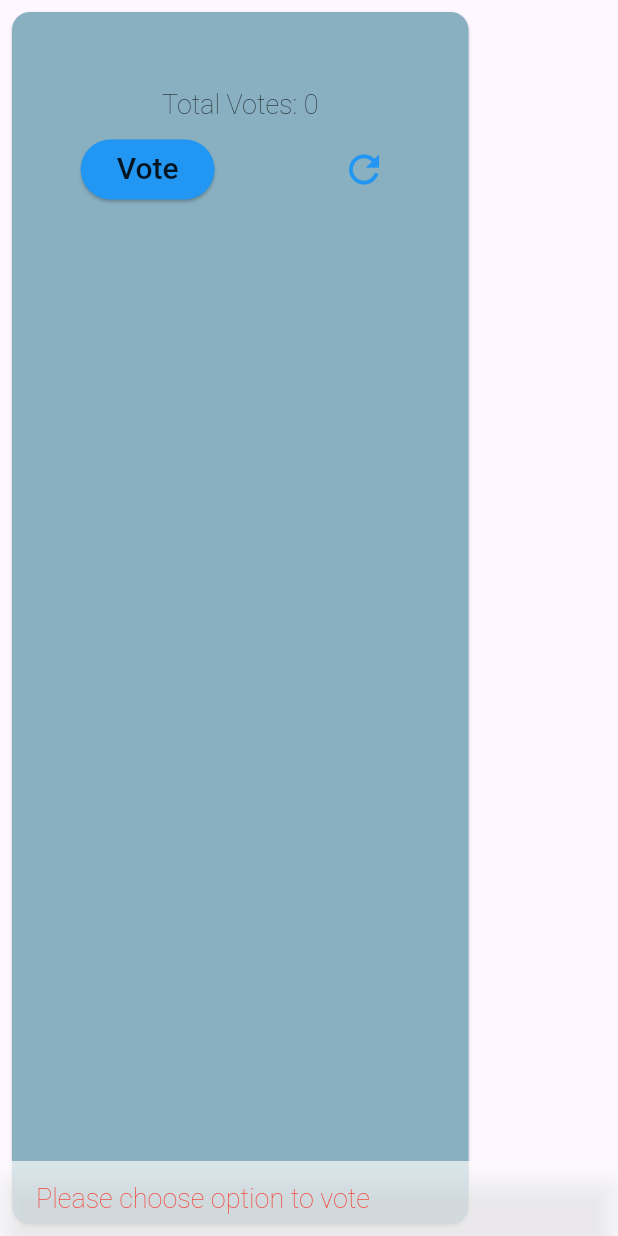
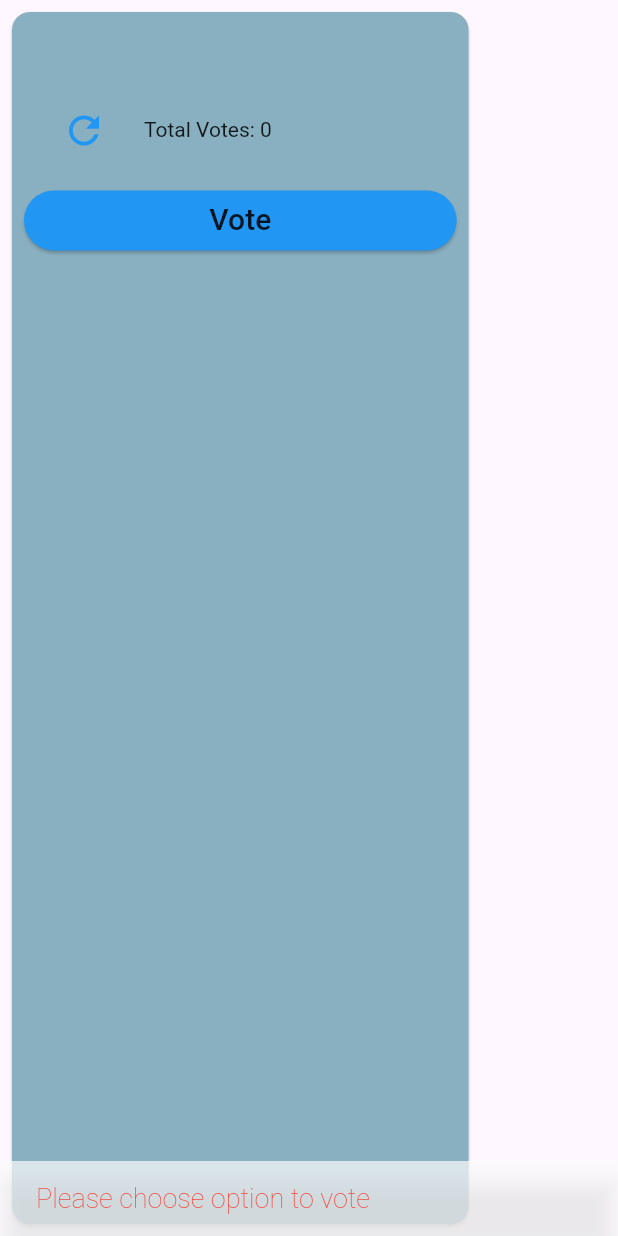
Before and after one commit to atowi7/pollSystem, a Flutter app: the PollItem widget shown alone on an empty page, opened directly with empty values, after a tap on "Vote", on a phone screen of 412 x 824 dp. Run offline on Flutter 3.47's test engine with Material 3 defaults, Android fonts, the light colour scheme and no system bars; our stand-ins replace app_links, cloud_firestore, firebase_auth, firebase_core, qr_flutter; accounts and stored records are empty; network calls fail.

Commit message:
update on home screen

```diff
--- a/lib/views/home_screen.dart
+++ b/lib/views/home_screen.dart
@@ -168,31 +168,42 @@ class PollItem extends StatelessWidget {
             const SizedBox(height: 8),
             SizedBox(
               width: MediaQuery.of(context).size.width * 0.7,
-              child: Row(
-                mainAxisAlignment: MainAxisAlignment.spaceAround,
-                children: [
-                  if (isLogin)
-                    Text(
-                        FirebaseAuth.instance.currentUser!.uid == poll.createdBy
+              child: ListTile(
+                  leading: IconButton(
+                      onPressed: () {
+                        onRefresh();
+                      },
+                      icon: const Icon(Icons.refresh_outlined,
+                          size: 30, color: Colors.blue)),
+                  title: Text('Total Votes: ${poll.getTotalVotes()}',
+                      style: Theme.of(context).textTheme.displaySmall!.copyWith(
+                            fontSize: 14,
+                            fontWeight: FontWeight.w400
+                          )),
+                  subtitle: isLogin == true
+                      ? Text(
+                          FirebaseAuth.instance.currentUser!.uid ==
+                                  poll.createdBy
                               ? "Created by You"
-                            : "Created by other user"),
-                  Text('Total Votes: ${poll.getTotalVotes()}',
-                      style: Theme.of(context).textTheme.displaySmall),
-                  if (isLogin &&
-                      FirebaseAuth.instance.currentUser!.uid == poll.createdBy)
-                    IconButton(
+                              : "Created by other user",
+                          style: Theme.of(context).textTheme.displaySmall!.copyWith(
+                            fontSize: 14,
+                            fontWeight: FontWeight.w600
+                          ))
+                      : null,
+                  trailing: isLogin &&
+                          FirebaseAuth.instance.currentUser!.uid ==
+                              poll.createdBy
+                      ? IconButton(
                           onPressed: onShare,
-                        icon: const Icon(Icons.share_sharp, color: Colors.blue))
-                ],
-              ),
+                          icon:
+                              const Icon(Icons.share_sharp, color: Colors.blue))
+                      : null),
             ),
             const SizedBox(height: 8),
             SizedBox(
               width: MediaQuery.of(context).size.width * 0.7,
-              child: Row(
-                mainAxisAlignment: MainAxisAlignment.spaceAround,
-                children: [
-                  ElevatedButton(
+              child: ElevatedButton(
                   style: ElevatedButton.styleFrom(
                     // shape: const CircleBorder(),
                     backgroundColor: Colors.blue,
@@ -202,11 +213,9 @@ class PollItem extends StatelessWidget {
                   onPressed: () {
                     selectedOption != ""
                         ? onVote(selectedOption)
-                            : ScaffoldMessenger.of(context).showSnackBar(
-                                SnackBar(
+                        : ScaffoldMessenger.of(context).showSnackBar(SnackBar(
                             backgroundColor: Colors.white70,
-                                    content: Text(
-                                        "Please choose option to vote",
+                            content: Text("Please choose option to vote",
                                 style: Theme.of(context)
                                     .textTheme
                                     .displaySmall!
@@ -214,14 +223,6 @@ class PollItem extends StatelessWidget {
                   },
                   child: Text("Vote",
                       style: Theme.of(context).textTheme.displayMedium)),
-                  IconButton(
-                      onPressed: () {
-                        onRefresh();
-                      },
-                      icon: const Icon(Icons.refresh_outlined,
-                          size: 30, color: Colors.blue))
-                ],
-              ),
             ),
           ],
         ),
```
Lines whose indentation alone changed are shown as unchanged.
